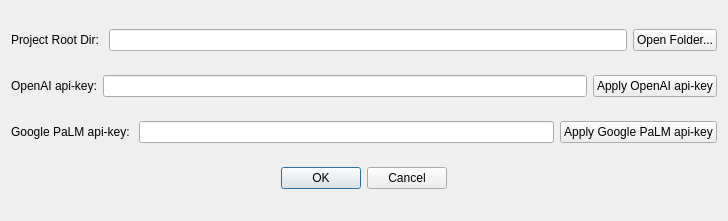
First picture: the form in ui/settings.ui, repository CasinoHe/GenerateCodeUseGPT, before the edit.
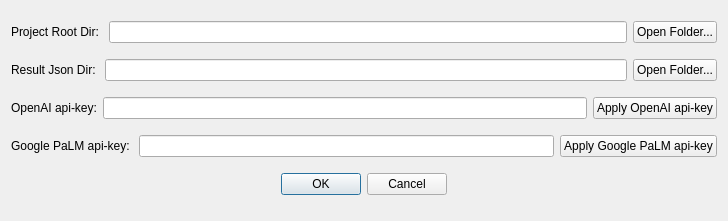
Second picture: the form after the edit.

```diff
--- a/ui/settings.ui
+++ b/ui/settings.ui
@@ -37,6 +37,27 @@
        </item>
       </layout>
      </item>
+     <item>
+      <layout class="QHBoxLayout" name="horizontalLayout_5">
+       <item>
+        <widget class="QLabel" name="label_4">
+         <property name="text">
+          <string>Result Json Dir: </string>
+         </property>
+        </widget>
+       </item>
+       <item>
+        <widget class="QLineEdit" name="lineEditResultJsonDir"/>
+       </item>
+       <item>
+        <widget class="QPushButton" name="pushButtonOpenResultJsonDir">
+         <property name="text">
+          <string>Open Folder...</string>
+         </property>
+        </widget>
+       </item>
+      </layout>
+     </item>
      <item>
       <layout class="QHBoxLayout" name="horizontalLayout_3">
        <item>
```
Left out of the diff: 3 changed lines with no effect on the pictures.
